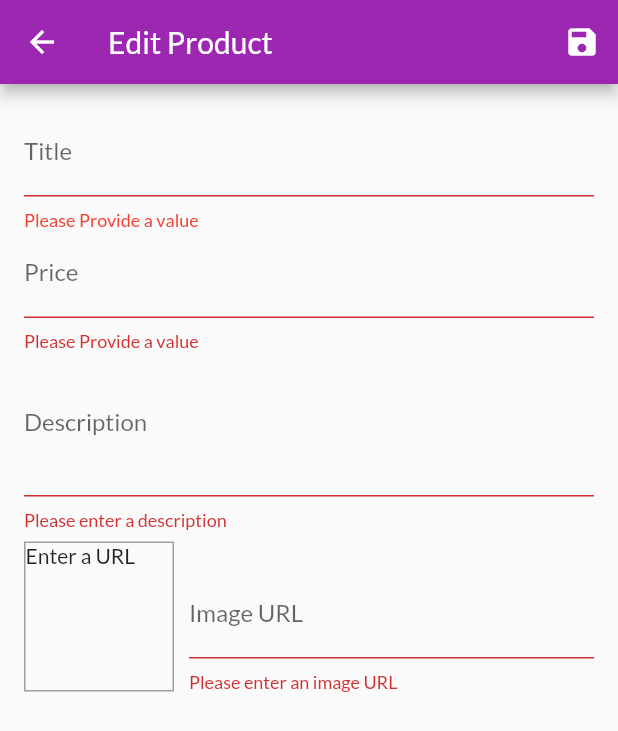
After one commit to mohamedashraf1/Shop-App, a Flutter app: the EditProductScreen screen opened by its route, after a tap on the "save" icon, on a phone screen of 412 x 824 dp. The commit adds this screen. Shown: the top 731 px of the screen. Run offline on Flutter 3.47's test engine with Material 2 defaults, Android fonts, the phone set to English and light mode, and no system bars; network calls fail.

Commit message:
adding an edit product screen to add or update product info

```diff
--- a/ShopApp/lib/main.dart
+++ b/ShopApp/lib/main.dart
@@ -10,6 +10,7 @@ import './screens/cart_screen.dart';
 import './providers/orders.dart';
 import './screens/orders_screen.dart';
 import './screens/user_products_screen.dart';
+import './screens/edit_product_screen.dart';
 
 void main() => runApp(MyApp());
 
@@ -43,6 +44,7 @@ class MyApp extends StatelessWidget {
           CartScreen.routeName: (ctx) => CartScreen(),
           OrderScreen.routeName: (ctx) => OrderScreen(),
           UserProdutsScreen.routeName: (ctx) => UserProdutsScreen(),
+          EditProductScreen.routeName: (ctx) => EditProductScreen(),
         },
       ),
     );
--- /dev/null
+++ b/ShopApp/lib/screens/edit_product_screen.dart
@@ -0,0 +1,231 @@
+import 'package:flutter/material.dart';
+
+import '../providers/product.dart';
+
+class EditProductScreen extends StatefulWidget {
+  static const routeName = '/edit-product';
+  @override
+  _EditProductScreenState createState() => _EditProductScreenState();
+}
+
+class _EditProductScreenState extends State<EditProductScreen> {
+  /// NOTE: TextInputAction.next already works without any thing but to be sure
+  /// we will add the focusNode
+  final _priceFocusNode = FocusNode();
+  final _descriptionFocusNode = FocusNode();
+  final _imageUrlController = TextEditingController();
+  final _imageUrlFocusNode = FocusNode();
+  final _form = GlobalKey<FormState>();
+  var _editedProduct = Product(
+    id: null,
+    title: "",
+    price: 0,
+    description: '',
+    imageUrl: '',
+  );
+
+  @override
+  void initState() {
+    _imageUrlFocusNode.addListener(_updateImageUrl);
+    super.initState();
+  }
+
+  @override
+  void dispose() {
+    _imageUrlFocusNode.removeListener(_updateImageUrl);
+    _priceFocusNode.dispose();
+    _descriptionFocusNode.dispose();
+    _imageUrlController.dispose();
+    _imageUrlFocusNode.dispose();
+    super.dispose();
+  }
+
+  void _updateImageUrl() {
+    if (!_imageUrlFocusNode.hasFocus) {
+      if ((!_imageUrlController.text.startsWith('http') &&
+              !_imageUrlController.text.startsWith('https')) ||
+          (!_imageUrlController.text.endsWith('.png') &&
+              !_imageUrlController.text.endsWith('.jpg') &&
+              !_imageUrlController.text.endsWith('.jpeg'))) {
+        return;
+      }
+
+      setState(() {});
+    }
+  }
+
+  void _saveForm() {
+    final isValid = _form.currentState.validate();
+    if (!isValid) {
+      return;
+    }
+    _form.currentState.save();
+  }
+
+  @override
+  Widget build(BuildContext context) {
+    return Scaffold(
+      appBar: AppBar(
+        title: Text("Edit Product"),
+        actions: [
+          IconButton(icon: Icon(Icons.save), onPressed: _saveForm),
+        ],
+      ),
+      body: Padding(
+        padding: const EdgeInsets.all(16.0),
+        child: Form(
+          key: _form,
+          child: ListView(
+            children: [
+              TextFormField(
+                //autovalidateMode: AutovalidateMode.disabled,
+                decoration: InputDecoration(
+                  labelText: "Title",
+                  errorStyle: TextStyle(color: Colors.red),
+                ),
+                textInputAction: TextInputAction.next,
+                onFieldSubmitted: (_) {
+                  FocusScope.of(context).requestFocus(_priceFocusNode);
+                },
+                onSaved: (value) {
+                  _editedProduct = Product(
+                    title: value,
+                    description: _editedProduct.description,
+                    id: null,
+                    imageUrl: _editedProduct.imageUrl,
+                    price: _editedProduct.price,
+                  );
+                },
+                validator: (value) {
+                  if (value.isEmpty) {
+                    return "Please Provide a value";
+                  }
+                  return null;
+                },
+              ),
+              TextFormField(
+                decoration: InputDecoration(labelText: "Price"),
+                textInputAction: TextInputAction.next,
+                keyboardType: TextInputType.number,
+                focusNode: _priceFocusNode,
+                onSaved: (value) {
+                  _editedProduct = Product(
+                    title: _editedProduct.title,
+                    description: _editedProduct.description,
+                    id: null,
+                    imageUrl: _editedProduct.imageUrl,
+                    price: double.parse(value),
+                  );
+                },
+                onFieldSubmitted: (_) {
+                  FocusScope.of(context).requestFocus(_descriptionFocusNode);
+                },
+                validator: (value) {
+                  if (value.isEmpty) {
+                    return "Please Provide a value";
+                  }
+                  if (double.tryParse(value) == null) {
+                    return 'Please enter a valid number';
+                  }
+                  if (double.parse(value) <= 0) {
+                    return "Please enter a number greater than zero";
+                  }
+                  return null;
+                },
+              ),
+              TextFormField(
+                decoration: InputDecoration(labelText: "Description"),
+                maxLines: 3,
+                keyboardType: TextInputType.multiline,
+                focusNode: _descriptionFocusNode,
+                onSaved: (value) {
+                  _editedProduct = Product(
+                    title: _editedProduct.title,
+                    description: value,
+                    id: null,
+                    imageUrl: _editedProduct.imageUrl,
+                    price: _editedProduct.price,
+                  );
+                },
+                validator: (value) {
+                  if (value.isEmpty) {
+                    return "Please enter a description";
+                  }
+                  if (value.length < 10) {
+                    return "Should be at least 10 charachters";
+                  }
+                  return null;
+                },
+              ),
+              Row(
+                crossAxisAlignment: CrossAxisAlignment.end,
+                children: [
+                  Container(
+                    width: 100,
+                    height: 100,
+                    margin: const EdgeInsets.only(top: 8, right: 10),
+                    decoration: BoxDecoration(
+                        border: Border.all(
+                      width: 1,
+                      color: Colors.grey,
+                    )),
+                    child: _imageUrlController.text.isEmpty
+                        ? Text("Enter a URL")
+                        : FittedBox(
+                            child: Image.network(
+                              _imageUrlController.text,
+                              fit: BoxFit.cover,
+                            ),
+                          ),
+                  ),
+                  Expanded(
+                    child: TextFormField(
+                      decoration: InputDecoration(labelText: "Image URL"),
+                      keyboardType: TextInputType.url,
+                      textInputAction: TextInputAction.done,
+                      controller: _imageUrlController,
+                      focusNode: _imageUrlFocusNode,
+                      onFieldSubmitted: (_) {
+                        _saveForm();
+                      },
+                      validator: (value) {
+                        if (value.isEmpty) {
+                          return 'Please enter an image URL';
+                        }
+                        if (!value.startsWith('http') &&
+                            !value.startsWith('https')) {
+                          return 'Please enter a valid URL';
+                        }
+                        if (!value.endsWith('.png') &&
+                            !value.endsWith('.jpg') &&
+                            !value.endsWith('.jpeg')) {
+                          return 'Please enter a valid image URL';
+                        }
+                        return null;
+                      },
+                      onSaved: (value) {
+                        _editedProduct = Product(
+                          title: _editedProduct.title,
+                          description: _editedProduct.description,
+                          id: null,
+                          imageUrl: value,
+                          price: _editedProduct.price,
+                        );
+                      },
+                      onEditingComplete: () {
+                        setState(() {});
+
+                        /// close the keyboard
+                        FocusScope.of(context).unfocus();
+                      },
+                    ),
+                  ),
+                ],
+              )
+            ],
+          ),
+        ),
+      ),
+    );
+  }
+}
--- a/ShopApp/lib/screens/user_products_screen.dart
+++ b/ShopApp/lib/screens/user_products_screen.dart
@@ -4,6 +4,7 @@ import 'package:provider/provider.dart';
 import '../providers/products.dart';
 import '../widgets/user_product_item.dart';
 import '../widgets/app_drawer.dart';
+import '../screens/edit_product_screen.dart';
 
 class UserProdutsScreen extends StatelessWidget {
   static const routeName = '/user-products';
@@ -20,7 +21,7 @@ class UserProdutsScreen extends StatelessWidget {
           IconButton(
             icon: const Icon(Icons.add),
             onPressed: () {
-              //...
+              Navigator.of(context).pushNamed(EditProductScreen.routeName);
             },
           ),
         ],
```
